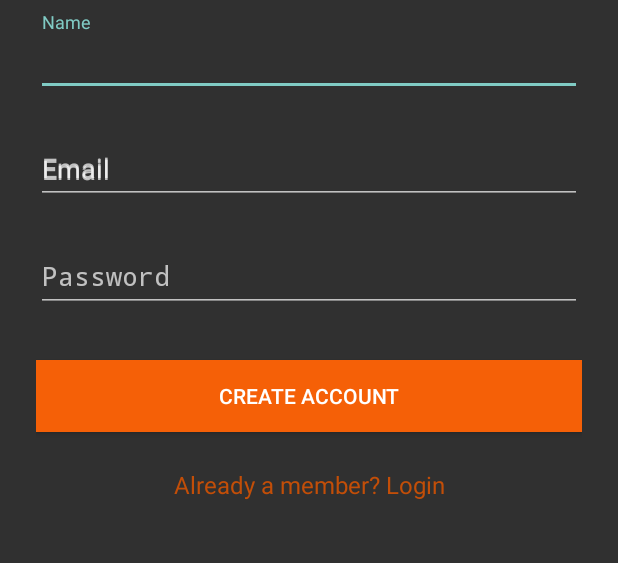
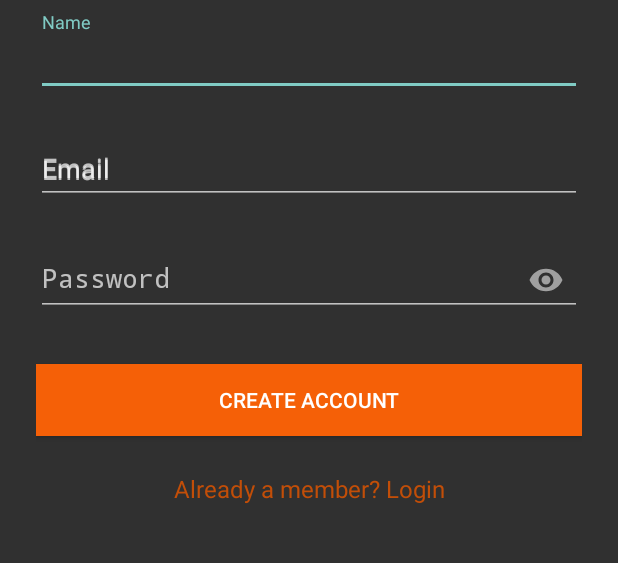
Before and after one commit to adugamayuba/TrueGospelHerosNetwork, an Android app: the screen it shows after launch (SignupActivity), after a tap on "No account yet? Create one", on a phone screen of 412 x 824 dp, the part 234-797 px from its top. Run offline under Robolectric (Android 15) with nearby library versions, the phone set to English and light mode, and no system bars; our stand-ins replace Firebase (no records; nobody signed in at launch, a user with empty details on screens opened directly); libraries missing offline, so code that uses them is left out: com.firebase.ui; 2 statements that could not run were skipped; 2 other taps on this screen came first.

```diff
--- a/app/src/main/java/com/softdroom/truegospelheronetwork/Authentication/LoginActivity.java
+++ b/app/src/main/java/com/softdroom/truegospelheronetwork/Authentication/LoginActivity.java
@@ -21,6 +21,7 @@ import com.google.firebase.auth.AuthResult;
 import com.google.firebase.auth.FirebaseAuth;
 import com.google.firebase.auth.FirebaseUser;
 import com.softdroom.truegospelheronetwork.ChatMessage;
+import com.softdroom.truegospelheronetwork.MainActivity;
 import com.softdroom.truegospelheronetwork.R;
 
 
@@ -103,7 +104,7 @@ _signupLink = findViewById(R.id.link_signup);
                             Log.d(TAG, "signInWithEmail:success");
                             FirebaseUser user = mAuth.getCurrentUser();
                             Intent mletgotologin = new Intent();
-                            mletgotologin.setClass(LoginActivity.this, ChatMessage.class);
+                            mletgotologin.setClass(LoginActivity.this, MainActivity.class);
                             startActivity(mletgotologin);
 
 
--- a/app/src/main/java/com/softdroom/truegospelheronetwork/Authentication/SignupActivity.java
+++ b/app/src/main/java/com/softdroom/truegospelheronetwork/Authentication/SignupActivity.java
@@ -28,35 +28,47 @@ public class SignupActivity extends Activity {
     private static final String TAG = "SignupActivity";
 
 
-    EditText _nameText = findViewById(R.id.input_name);
-    EditText _emailText = findViewById(R.id.input_email);
-    EditText _passwordText  = findViewById(R.id.input_password);
+    EditText _nameText ;
+    EditText _emailText ;
+    EditText _passwordText ;
 
-    Button _signupButton = findViewById(R.id.btn_signup);
+    Button _signupButton ;
 
-    TextView _loginLink = findViewById(R.id.link_login);
+    TextView _loginLink ;
+
+
     private FirebaseAuth mAuth;
 
 
 
-    @Override
-    public void onStart() {
-        super.onStart();
-        // Check if user is signed in (non-null) and update UI accordingly.
-        FirebaseUser currentUser = mAuth.getCurrentUser();
-        if (currentUser != null){
-            Intent LetmovetoLogin = new Intent();
-            LetmovetoLogin.setClass(SignupActivity.this, LoginActivity.class);
-            startActivity(LetmovetoLogin);
-
-        }
-    }
+//    @Override
+//    public void onStart() {
+//        super.onStart();
+//        // Check if user is signed in (non-null) and update UI accordingly.
+//        FirebaseUser currentUser = mAuth.getCurrentUser();
+//        if (currentUser != null){
+//            Intent LetmovetoLogin = new Intent();
+//            LetmovetoLogin.setClass(SignupActivity.this, LoginActivity.class);
+//            startActivity(LetmovetoLogin);
+//
+//        }else{
+//            return;
+//        }
+//    }
 
     @Override
     public void onCreate(Bundle savedInstanceState) {
         super.onCreate(savedInstanceState);
+
+
         setContentView(R.layout.activity_signup);
+         _nameText = findViewById(R.id.input_name);
+         _emailText = findViewById(R.id.input_email);
+         _passwordText  = findViewById(R.id.input_password);
 
+         _signupButton = findViewById(R.id.btn_signup);
+
+         _loginLink = findViewById(R.id.link_login);
 
 
 // Initializing Firebase Auth
--- a/app/src/main/java/com/softdroom/truegospelheronetwork/MainActivity.java
+++ b/app/src/main/java/com/softdroom/truegospelheronetwork/MainActivity.java
@@ -9,6 +9,7 @@ import android.app.Activity;
 import android.content.Intent;
 import android.os.Bundle;
 import android.text.format.DateFormat;
+import android.util.Log;
 import android.view.View;
 import android.widget.EditText;
 import android.widget.ListView;
@@ -23,8 +24,15 @@ import com.google.android.material.theme.MaterialComponentsViewInflater;
 import com.google.firebase.analytics.FirebaseAnalytics;
 import com.google.firebase.auth.FirebaseAuth;
 import com.google.firebase.crash.FirebaseCrash;
+import com.google.firebase.database.DataSnapshot;
+import com.google.firebase.database.DatabaseError;
 import com.google.firebase.database.FirebaseDatabase;
+import com.google.firebase.database.Logger;
+import com.google.firebase.database.Query;
+import com.google.firebase.database.ValueEventListener;
 import com.softdroom.truegospelheronetwork.Authentication.LoginActivity;
+
+import java.util.Date;
 
 
 public class MainActivity extends Activity {
@@ -33,7 +41,8 @@ public class MainActivity extends Activity {
     private static final int SIGN_IN_REQUEST_CODE = 10;
     private FirebaseListAdapter<ChatMessage> adapter;
     private FirebaseAnalytics mFirebaseAnalytics;
-
+    private FirebaseDatabase m_Database;
+    private static boolean s_persistenceInitialized = false;
     @Override
     protected void onCreate(Bundle savedInstanceState) {
 
@@ -44,6 +53,19 @@ public class MainActivity extends Activity {
         mFirebaseAnalytics = FirebaseAnalytics.getInstance(this);
 
         FirebaseCrash.log("Activity created");
+
+
+
+        m_Database = FirebaseDatabase.getInstance();
+
+        if (!s_persistenceInitialized) {
+            m_Database.setPersistenceEnabled(true);
+            s_persistenceInitialized = true;
+        }
+
+        m_Database.setLogLevel(Logger.Level.DEBUG);
+
+
 
         if(FirebaseAuth.getInstance().getCurrentUser() == null) {
             // Start sign in/sign up activity
@@ -102,6 +124,40 @@ public class MainActivity extends Activity {
     }
 
 
+
+
+
+
+    @Override
+    protected void onStart() {
+        super.onStart();
+
+        //long endAt = 100L; // Fixed value: CRASH on third app restart
+          long endAt = new Date().getTime(); // Dynamic value: NO CRASH
+        getGoal("min_per_day", endAt, "some_uid");
+    }
+
+    private void getGoal(String p_goalId, long p_endAt, String p_uid) {
+        Query ref = m_Database.getReference("v0/data/meditation/goals").child(p_goalId).child(p_uid)
+                .orderByChild("time").endAt(p_endAt).limitToLast(1);
+
+        ref.addValueEventListener(new ValueEventListener() {
+            @Override
+            public void onDataChange(DataSnapshot dataSnapshot) {
+                Log.i("FB", "Snapshot: " + dataSnapshot);
+            }
+
+            @Override
+            public void onCancelled(DatabaseError error) {
+                Log.e("FB", "Error: " + error);
+            }
+        });
+    }
+
+
+
+
+
     private void displayChatMessages() {
 
         ListView listOfMessages = findViewById(R.id.list_of_messages);
--- a/app/src/main/res/layout/activity_signup.xml
+++ b/app/src/main/res/layout/activity_signup.xml
@@ -1,8 +1,8 @@
 <?xml version="1.0" encoding="utf-8"?>
-<ScrollView
-    xmlns:android="http://schemas.android.com/apk/res/android"
+<ScrollView xmlns:android="http://schemas.android.com/apk/res/android"
     android:layout_width="fill_parent"
     android:layout_height="fill_parent"
+    xmlns:app="http://schemas.android.com/apk/res-auto"
 
     android:fitsSystemWindows="true">
 
@@ -54,6 +54,7 @@
             android:layout_width="match_parent"
             android:layout_height="wrap_content"
             android:layout_marginTop="8dp"
+            app:passwordToggleEnabled="true"
             android:layout_marginBottom="8dp">
 
             <EditText android:id="@+id/input_password"
```
